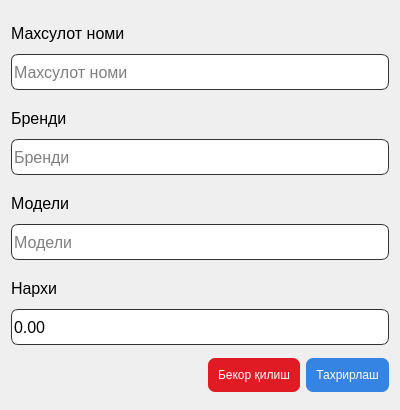
Above: ui/edit_product.ui from JavokhirMamirov/shopapp before the change. Below: the same form after it.
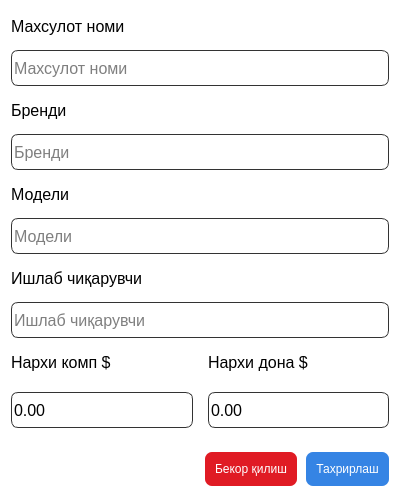
That is the form after the change. Icons and pictures are not drawn.

```diff
--- a/ui/edit_product.ui
+++ b/ui/edit_product.ui
@@ -7,7 +7,7 @@
     <x>0</x>
     <y>0</y>
     <width>400</width>
-    <height>410</height>
+    <height>498</height>
    </rect>
   </property>
   <property name="minimumSize">
@@ -29,7 +29,15 @@
    <iconset resource="../resources.qrc">
     <normaloff>:/newPrefix/assets/product-white.png</normaloff>:/newPrefix/assets/product-white.png</iconset>
   </property>
-  <layout class="QVBoxLayout" name="verticalLayout_2">
+  <property name="styleSheet">
+   <string notr="true">#Dialog{
+	background-color: rgb(255, 255, 255);
+}</string>
+  </property>
+  <layout class="QVBoxLayout" name="verticalLayout_3">
+   <property name="spacing">
+    <number>9</number>
+   </property>
    <item>
     <layout class="QVBoxLayout" name="verticalLayout_8">
      <item>
@@ -226,9 +234,9 @@
     </layout>
    </item>
    <item>
-    <layout class="QVBoxLayout" name="verticalLayout">
+    <layout class="QVBoxLayout" name="verticalLayout_10">
      <item>
-      <widget class="QLabel" name="label_10">
+      <widget class="QLabel" name="label_12">
        <property name="minimumSize">
         <size>
          <width>0</width>
@@ -247,12 +255,12 @@
         </font>
        </property>
        <property name="text">
-        <string>Нархи</string>
+        <string>Ишлаб чиқарувчи</string>
        </property>
       </widget>
      </item>
      <item>
-      <widget class="QDoubleSpinBox" name="doubleSpinBox">
+      <widget class="QLineEdit" name="lineEdit_10">
        <property name="minimumSize">
         <size>
          <width>0</width>
@@ -271,34 +279,196 @@
         </font>
        </property>
        <property name="styleSheet">
-        <string notr="true">QDoubleSpinBox{
+        <string notr="true">QLineEdit{
 	background-color: rgb(255, 255, 255);
 	border-radius:7px;
 	border:1px solid #333;
 }
 
-QDoubleSpinBox:focus{
+QLineEdit:focus{
 	background-color: rgb(255, 255, 255);
 	border-radius:7px;
 	border:1px solid rgb(53, 132, 228);
 }</string>
        </property>
-       <property name="buttonSymbols">
-        <enum>QAbstractSpinBox::NoButtons</enum>
-       </property>
-       <property name="showGroupSeparator" stdset="0">
-        <bool>true</bool>
-       </property>
-       <property name="maximum">
-        <double>999999999.000000000000000</double>
-       </property>
-       <property name="stepType">
-        <enum>QAbstractSpinBox::DefaultStepType</enum>
+       <property name="placeholderText">
+        <string>Ишлаб чиқарувчи</string>
        </property>
       </widget>
      </item>
     </layout>
    </item>
+   <item>
+    <layout class="QHBoxLayout" name="horizontalLayout">
+     <property name="spacing">
+      <number>15</number>
+     </property>
+     <item>
+      <layout class="QVBoxLayout" name="verticalLayout">
+       <item>
+        <widget class="QLabel" name="label_10">
+         <property name="minimumSize">
+          <size>
+           <width>0</width>
+           <height>30</height>
+          </size>
+         </property>
+         <property name="maximumSize">
+          <size>
+           <width>16777215</width>
+           <height>30</height>
+          </size>
+         </property>
+         <property name="font">
+          <font>
+           <pointsize>12</pointsize>
+          </font>
+         </property>
+         <property name="text">
+          <string>Нархи комп $</string>
+         </property>
+        </widget>
+       </item>
+       <item>
+        <widget class="QDoubleSpinBox" name="doubleSpinBox">
+         <property name="minimumSize">
+          <size>
+           <width>0</width>
+           <height>36</height>
+          </size>
+         </property>
+         <property name="maximumSize">
+          <size>
+           <width>16777215</width>
+           <height>36</height>
+          </size>
+         </property>
+         <property name="font">
+          <font>
+           <pointsize>12</pointsize>
+          </font>
+         </property>
+         <property name="styleSheet">
+          <string notr="true">QDoubleSpinBox{
+	background-color: rgb(255, 255, 255);
+	border-radius:7px;
+	border:1px solid #333;
+}
+
+QDoubleSpinBox:focus{
+	background-color: rgb(255, 255, 255);
+	border-radius:7px;
+	border:1px solid rgb(53, 132, 228);
+}</string>
+         </property>
+         <property name="buttonSymbols">
+          <enum>QAbstractSpinBox::NoButtons</enum>
+         </property>
+         <property name="showGroupSeparator" stdset="0">
+          <bool>true</bool>
+         </property>
+         <property name="maximum">
+          <double>999999999.000000000000000</double>
+         </property>
+         <property name="stepType">
+          <enum>QAbstractSpinBox::DefaultStepType</enum>
+         </property>
+        </widget>
+       </item>
+      </layout>
+     </item>
+     <item>
+      <layout class="QVBoxLayout" name="verticalLayout_2">
+       <item>
+        <widget class="QLabel" name="label_11">
+         <property name="minimumSize">
+          <size>
+           <width>0</width>
+           <height>30</height>
+          </size>
+         </property>
+         <property name="maximumSize">
+          <size>
+           <width>16777215</width>
+           <height>30</height>
+          </size>
+         </property>
+         <property name="font">
+          <font>
+           <pointsize>12</pointsize>
+          </font>
+         </property>
+         <property name="text">
+          <string>Нархи дона $</string>
+         </property>
+        </widget>
+       </item>
+       <item>
+        <widget class="QDoubleSpinBox" name="doubleSpinBox_2">
+         <property name="minimumSize">
+          <size>
+           <width>0</width>
+           <height>36</height>
+          </size>
+         </property>
+         <property name="maximumSize">
+          <size>
+           <width>16777215</width>
+           <height>36</height>
+          </size>
+         </property>
+         <property name="font">
+          <font>
+           <pointsize>12</pointsize>
+          </font>
+         </property>
+         <property name="styleSheet">
+          <string notr="true">QDoubleSpinBox{
+	background-color: rgb(255, 255, 255);
+	border-radius:7px;
+	border:1px solid #333;
+}
+
+QDoubleSpinBox:focus{
+	background-color: rgb(255, 255, 255);
+	border-radius:7px;
+	border:1px solid rgb(53, 132, 228);
+}</string>
+         </property>
+         <property name="buttonSymbols">
+          <enum>QAbstractSpinBox::NoButtons</enum>
+         </property>
+         <property name="showGroupSeparator" stdset="0">
+          <bool>true</bool>
+         </property>
+         <property name="maximum">
+          <double>999999999.000000000000000</double>
+         </property>
+         <property name="stepType">
+          <enum>QAbstractSpinBox::DefaultStepType</enum>
+         </property>
+        </widget>
+       </item>
+      </layout>
+     </item>
+    </layout>
+   </item>
+   <item>
+    <spacer name="verticalSpacer">
+     <property name="orientation">
+      <enum>Qt::Vertical</enum>
+     </property>
+     <property name="sizeType">
+      <enum>QSizePolicy::Fixed</enum>
+     </property>
+     <property name="sizeHint" stdset="0">
+      <size>
+       <width>20</width>
+       <height>15</height>
+      </size>
+     </property>
+    </spacer>
+   </item>
    <item>
     <layout class="QHBoxLayout" name="horizontalLayout_3">
      <item>
```
Left out of the diff: 2 changed lines with no effect on the pictures.
